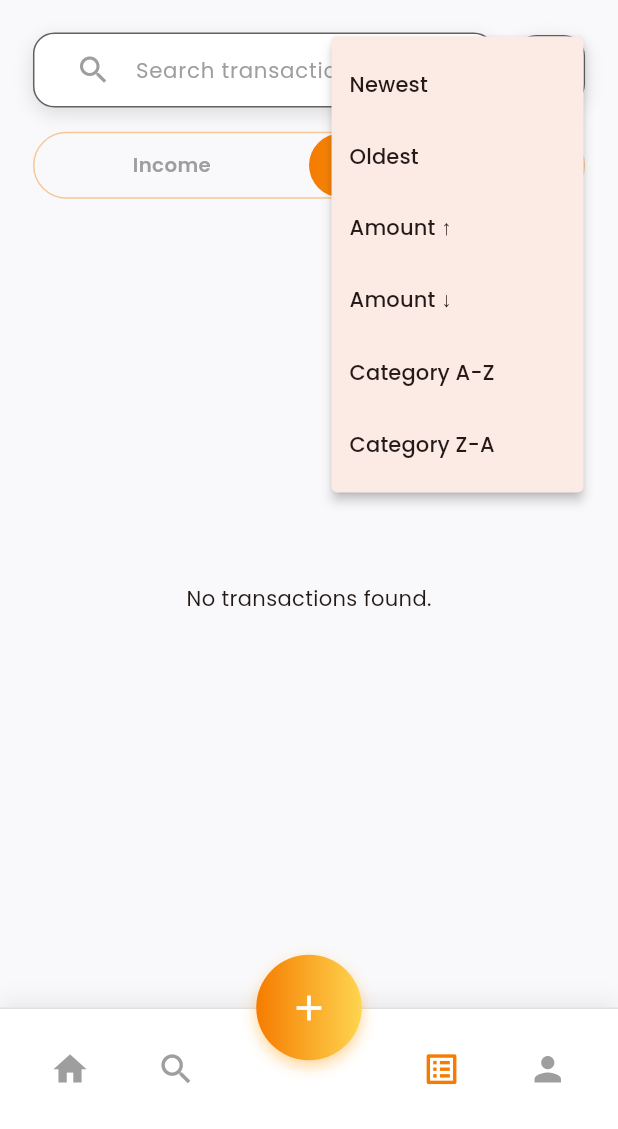
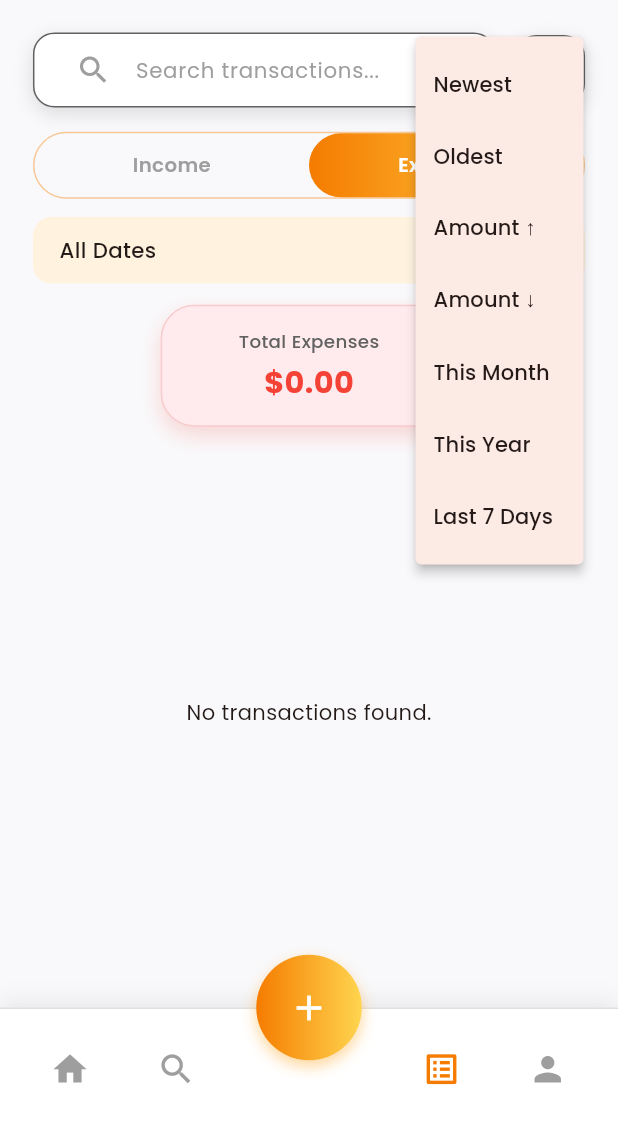
Before and after one commit to mohashem3/mohamed222348_Flutter_ExpenseTracker, a Flutter app: the TransactionListScreen screen opened by its route, after a tap on the "tune" icon, on a phone screen of 412 x 824 dp, the part 107-1236 px from its top. Run offline on Flutter 3.47's test engine with Material 3 defaults, Android fonts, the phone set to English and light mode, and no system bars; our stand-ins replace cloud_firestore, firebase_auth, firebase_core, flutter_animate, flutter_screenutil, google_fonts; accounts and stored records are empty.

Commit message:
Transaction List Screen Done

```diff
--- a/lib/services/transaction_service.dart
+++ b/lib/services/transaction_service.dart
@@ -1,7 +1,6 @@
 import 'package:cloud_firestore/cloud_firestore.dart';
 import 'package:firebase_auth/firebase_auth.dart';
 import 'package:mohamed222348_expense_tracker/model/transaction_model.dart';
-
 
 class TransactionService {
   final FirebaseAuth _auth = FirebaseAuth.instance;
@@ -39,32 +38,18 @@ class TransactionService {
     }
   }
 
-  Stream<List<TransactionModel>> getTransactions({
-    required bool isExpense,
-    int limit = 10,
-    DocumentSnapshot? startAfter,
-  }) {
+  Future<List<TransactionModel>> getAllTransactions({required bool isExpense}) async {
     final user = _auth.currentUser;
-    if (user == null) {
-      return const Stream.empty();
-    }
+    if (user == null) return [];
 
-    Query query = _firestore
+    final query = await _firestore
         .collection('users')
         .doc(user.uid)
         .collection('transactions')
         .where('type', isEqualTo: isExpense ? 'expense' : 'income')
         .orderBy('date', descending: true)
-        .limit(limit);
+        .get();
 
-    if (startAfter != null) {
-      query = query.startAfterDocument(startAfter);
-    }
-
-    return query.snapshots().map((snapshot) {
-      return snapshot.docs
-          .map((doc) => TransactionModel.fromDocument(doc))
-          .toList();
-    });
+    return query.docs.map((doc) => TransactionModel.fromDocument(doc)).toList();
   }
 }
--- a/lib/ui/screens/transaction_list.dart
+++ b/lib/ui/screens/transaction_list.dart
@@ -1,5 +1,7 @@
+// transaction_list.dart
 import 'package:flutter/material.dart';
 import 'package:flutter_screenutil/flutter_screenutil.dart';
+import 'package:intl/intl.dart';
 import 'package:mohamed222348_expense_tracker/model/transaction_model.dart';
 import 'package:mohamed222348_expense_tracker/services/transaction_service.dart';
 import 'package:mohamed222348_expense_tracker/ui/widgets/upper_bar.dart';
@@ -9,7 +11,6 @@ import 'package:mohamed222348_expense_tracker/ui/widgets/search_transaction.dart
 import 'package:mohamed222348_expense_tracker/ui/widgets/filter_transaction.dart';
 import 'package:mohamed222348_expense_tracker/ui/screens/view_transaction.dart';
 import 'package:mohamed222348_expense_tracker/utils/category_icon.dart';
-
 
 class TransactionListScreen extends StatefulWidget {
   const TransactionListScreen({super.key});
@@ -26,6 +27,84 @@ class _TransactionListScreenState extends State<TransactionListScreen> {
   bool _isExpense = true;
   int selectedIndex = 3;
 
+  List<TransactionModel> _transactions = [];
+  bool _isFirstLoad = true;
+  DateTime? _selectedDate;
+
+  @override
+  void initState() {
+    super.initState();
+    _fetchTransactions();
+  }
+
+  Future<void> _fetchTransactions() async {
+    setState(() {
+      _transactions = [];
+      _isFirstLoad = true;
+    });
+
+    final result = await _transactionService.getAllTransactions(isExpense: _isExpense);
+    setState(() {
+      _transactions = result;
+      _isFirstLoad = false;
+    });
+  }
+
+  List<TransactionModel> get _filteredTransactions {
+    List<TransactionModel> filtered = [..._transactions];
+
+    if (_searchQuery.isNotEmpty) {
+      final query = _searchQuery.toLowerCase();
+      filtered = filtered.where((tx) =>
+          tx.category.toLowerCase().contains(query) ||
+          tx.note.toLowerCase().contains(query) ||
+          tx.amount.toString().contains(query)).toList();
+    }
+
+    if (_selectedDate != null) {
+      filtered = filtered.where((tx) =>
+          tx.date.year == _selectedDate!.year &&
+          tx.date.month == _selectedDate!.month &&
+          tx.date.day == _selectedDate!.day).toList();
+    } else {
+      switch (_selectedFilter) {
+        case 'Oldest':
+          filtered.sort((a, b) => a.date.compareTo(b.date));
+          break;
+        case 'Amount ↑':
+          filtered.sort((a, b) => b.amount.compareTo(a.amount)); // Highest first
+          break;
+        case 'Amount ↓':
+          filtered.sort((a, b) => a.amount.compareTo(b.amount)); // Lowest first
+          break;
+        case 'Category A-Z':
+          filtered.sort((a, b) => a.category.compareTo(b.category));
+          break;
+        case 'This Month':
+          final now = DateTime.now();
+          filtered = filtered.where((tx) =>
+              tx.date.month == now.month && tx.date.year == now.year).toList();
+          break;
+        case 'This Year':
+          final now = DateTime.now();
+          filtered = filtered.where((tx) => tx.date.year == now.year).toList();
+          break;
+        case 'Last 7 Days':
+          final weekAgo = DateTime.now().subtract(const Duration(days: 7));
+          filtered = filtered.where((tx) => tx.date.isAfter(weekAgo)).toList();
+          break;
+        default:
+          filtered.sort((a, b) => b.date.compareTo(a.date)); // Newest
+      }
+    }
+
+    return filtered;
+  }
+
+  double get _totalAmount {
+    return _filteredTransactions.fold(0.0, (sum, tx) => sum + tx.amount);
+  }
+
   void _onTabSelected(int index) {
     setState(() => selectedIndex = index);
     if (index == 0) {
@@ -37,6 +116,21 @@ class _TransactionListScreenState extends State<TransactionListScreen> {
 
   void _onFabPressed() {
     Navigator.pushNamed(context, '/add');
+  }
+
+  Future<void> _selectDate(BuildContext context) async {
+    final picked = await showDatePicker(
+      context: context,
+      initialDate: _selectedDate ?? DateTime.now(),
+      firstDate: DateTime(2020),
+      lastDate: DateTime.now(),
+    );
+    if (picked != null) {
+      setState(() {
+        _selectedDate = picked;
+        _selectedFilter = 'Newest';
+      });
+    }
   }
 
   Widget _buildSwitch() {
@@ -59,7 +153,10 @@ class _TransactionListScreenState extends State<TransactionListScreen> {
   Widget _switchTab(String label, bool isActive) {
     return Expanded(
       child: GestureDetector(
-        onTap: () => setState(() => _isExpense = label == "Expenses"),
+        onTap: () {
+          setState(() => _isExpense = label == "Expenses");
+          _fetchTransactions();
+        },
         child: Container(
           height: double.infinity,
           decoration: isActive
@@ -92,19 +189,13 @@ class _TransactionListScreenState extends State<TransactionListScreen> {
       body: Padding(
         padding: EdgeInsets.all(20.w),
         child: Column(
-          crossAxisAlignment: CrossAxisAlignment.start,
           children: [
-            // Search + Filter Row
             Row(
               children: [
                 Expanded(
                   flex: 3,
                   child: SearchTransaction(
-                    onSearch: (query) {
-                      setState(() {
-                        _searchQuery = query;
-                      });
-                    },
+                    onSearch: (query) => setState(() => _searchQuery = query),
                   ),
                 ),
                 SizedBox(width: 12.w),
@@ -113,39 +204,100 @@ class _TransactionListScreenState extends State<TransactionListScreen> {
                   onFilterChanged: (newFilter) {
                     setState(() {
                       _selectedFilter = newFilter;
+                      _selectedDate = null;
                     });
                   },
                 ),
               ],
             ),
+            _buildSwitch(),
+            SizedBox(height: 12.h),
+            GestureDetector(
+              onTap: () => _selectDate(context),
+              child: Container(
+                width: double.infinity,
+                padding: EdgeInsets.symmetric(vertical: 10.h, horizontal: 16.w),
+                margin: EdgeInsets.only(bottom: 14.h),
+                decoration: BoxDecoration(
+                  color: Colors.orange.shade50,
+                  borderRadius: BorderRadius.circular(12.r),
+                ),
+                child: Row(
+                  mainAxisAlignment: MainAxisAlignment.spaceBetween,
+                  children: [
+                    Text(
+                      _selectedDate != null
+                          ? DateFormat('EEE, d MMMM y').format(_selectedDate!)
+                          : 'All Dates',
+                      style: TextStyle(fontSize: 14.sp, fontWeight: FontWeight.w500),
+                    ),
+                    const Icon(Icons.calendar_today, color: Colors.orange),
+                  ],
+                ),
+              ),
+            ),
 
-            _buildSwitch(),
-            SizedBox(height: 16.h),
+            // 🔥 Premium-style Total Badge
+            Container(
+              width: 180.w,
+              height: 80.h,
+              margin: EdgeInsets.only(bottom: 16.h),
+              padding: EdgeInsets.symmetric(vertical: 10.h, horizontal: 16.w),
+              decoration: BoxDecoration(
+                color: _isExpense ? Colors.red.shade50 : Colors.green.shade50,
+                borderRadius: BorderRadius.circular(22.r),
+                border: Border.all(
+                  color: (_isExpense ? Colors.red.shade200 : Colors.green.shade200).withOpacity(0.4),
+                ),
+                boxShadow: [
+                  BoxShadow(
+                    color: (_isExpense ? Colors.red : Colors.green).withOpacity(0.2),
+                    blurRadius: 12,
+                    offset: const Offset(0, 6),
+                  )
+                ],
+              ),
+              child: Column(
+                mainAxisAlignment: MainAxisAlignment.center,
+                children: [
+                  Text(
+                    _isExpense ? "Total Expenses" : "Total Income",
+                    style: TextStyle(
+                      fontSize: 12.sp,
+                      fontWeight: FontWeight.w500,
+                      color: Colors.grey.shade700,
+                    ),
+                  ),
+                  SizedBox(height: 4.h),
+                  Text(
+                    "\$${_totalAmount.toStringAsFixed(2)}",
+                    style: TextStyle(
+                      fontSize: 20.sp,
+                      fontWeight: FontWeight.bold,
+                      color: _isExpense ? Colors.red : Colors.green,
+                    ),
+                  ),
+                ],
+              ),
+            ),
 
-            // Live transaction stream
+            // Transaction List
             Expanded(
-              child: StreamBuilder<List<TransactionModel>>(
-                stream: _transactionService.getTransactions(isExpense: _isExpense),
-                builder: (context, snapshot) {
-                  if (snapshot.connectionState == ConnectionState.waiting) {
-                    return const Center(child: CircularProgressIndicator());
-                  }
-
-                  if (!snapshot.hasData || snapshot.data!.isEmpty) {
-                    return const Center(child: Text("No transactions found."));
-                  }
-
-                  final transactions = snapshot.data!;
-                  return ListView.builder(
-                    itemCount: transactions.length,
+              child: _isFirstLoad
+                  ? const Center(child: CircularProgressIndicator())
+                  : _filteredTransactions.isEmpty
+                      ? const Center(child: Text("No transactions found."))
+                      : ListView.builder(
+                          itemCount: _filteredTransactions.length,
                           itemBuilder: (context, index) {
-                      final tx = transactions[index];
+                            final tx = _filteredTransactions[index];
                             return TransactionCard(
                               category: tx.category,
                               amount: tx.amount,
                               icon: getCategoryIcon(tx.category),
                               iconColor: getCategoryColor(tx.category),
                               isExpense: tx.isExpense,
+                              dateTime: tx.date,
                               onViewDetails: () {
                                 Navigator.push(
                                   context,
@@ -158,8 +310,6 @@ class _TransactionListScreenState extends State<TransactionListScreen> {
                                       isExpense: tx.isExpense,
                                     ),
                                   ),
-                          );
-                        },
                                 );
                               },
                             );
--- a/lib/ui/widgets/filter_transaction.dart
+++ b/lib/ui/widgets/filter_transaction.dart
@@ -18,8 +18,9 @@ class FilterTransaction extends StatelessWidget {
       'Oldest',
       'Amount ↑',
       'Amount ↓',
-      'Category A-Z',
-      'Category Z-A',
+      'This Month',
+      'This Year',
+      'Last 7 Days',
     ];
 
     return Container(
--- a/lib/ui/widgets/transaction_card.dart
+++ b/lib/ui/widgets/transaction_card.dart
@@ -1,6 +1,7 @@
 import 'package:flutter/material.dart';
 import 'package:flutter_screenutil/flutter_screenutil.dart';
 import 'package:google_fonts/google_fonts.dart';
+import 'package:intl/intl.dart';
 
 class TransactionCard extends StatelessWidget {
   final String category;
@@ -8,6 +9,7 @@ class TransactionCard extends StatelessWidget {
   final IconData icon;
   final Color iconColor;
   final bool isExpense;
+  final DateTime dateTime;
   final VoidCallback? onTap;
   final VoidCallback? onEdit;
   final VoidCallback? onDelete;
@@ -20,6 +22,7 @@ class TransactionCard extends StatelessWidget {
     required this.icon,
     required this.iconColor,
     required this.isExpense,
+    required this.dateTime,
     this.onTap,
     this.onEdit,
     this.onDelete,
@@ -50,10 +53,9 @@ class TransactionCard extends StatelessWidget {
       child: Column(
         crossAxisAlignment: CrossAxisAlignment.start,
         children: [
-          // Main row with icon, title, amount
+          // Top row: icon, category, amount
           Row(
             children: [
-              // Circle icon
               Container(
                 width: 40.w,
                 height: 40.w,
@@ -68,8 +70,6 @@ class TransactionCard extends StatelessWidget {
                 child: Icon(icon, color: Colors.white, size: 20.sp),
               ),
               SizedBox(width: 16.w),
-
-              // Category text
               Expanded(
                 child: Text(
                   category,
@@ -79,8 +79,6 @@ class TransactionCard extends StatelessWidget {
                   ),
                 ),
               ),
-
-              // Amount Badge
               Container(
                 width: 110.w,
                 height: 30.h,
@@ -100,25 +98,32 @@ class TransactionCard extends StatelessWidget {
               ),
             ],
           ),
+
           SizedBox(height: 12.h),
 
-          // View + Action Buttons
+          // Bottom row: Date/Time badge + Action Icons
           Row(
             mainAxisAlignment: MainAxisAlignment.spaceBetween,
             children: [
-              GestureDetector(
-                onTap: onViewDetails,
+              Container(
+                padding: EdgeInsets.symmetric(horizontal: 10.w, vertical: 6.h),
+                decoration: BoxDecoration(
+                  color: Colors.orange.shade50,
+                  borderRadius: BorderRadius.circular(10.r),
+                ),
                 child: Text(
-                  "View Details",
+                  DateFormat('dd MMM, h:mm a').format(dateTime),
                   style: GoogleFonts.poppins(
-                    fontSize: 13.sp,
+                    fontSize: 12.sp,
                     fontWeight: FontWeight.w500,
-                    color: const Color(0xFFF57C00),
+                    color: Colors.orange.shade700,
                   ),
                 ),
               ),
               Row(
                 children: [
+                  _iconActionButton(Icons.info_outline, onViewDetails, bgColor: Colors.blue.shade50, iconColor: Colors.blue),
+                  SizedBox(width: 10.w),
                   _iconActionButton(Icons.edit, onEdit),
                   SizedBox(width: 10.w),
                   _iconActionButton(
```
Lines whose indentation alone changed are shown as unchanged.
